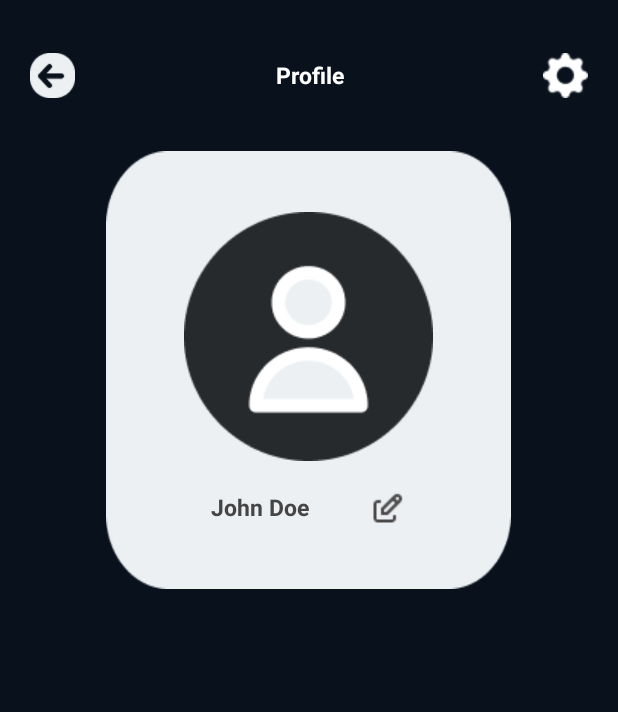
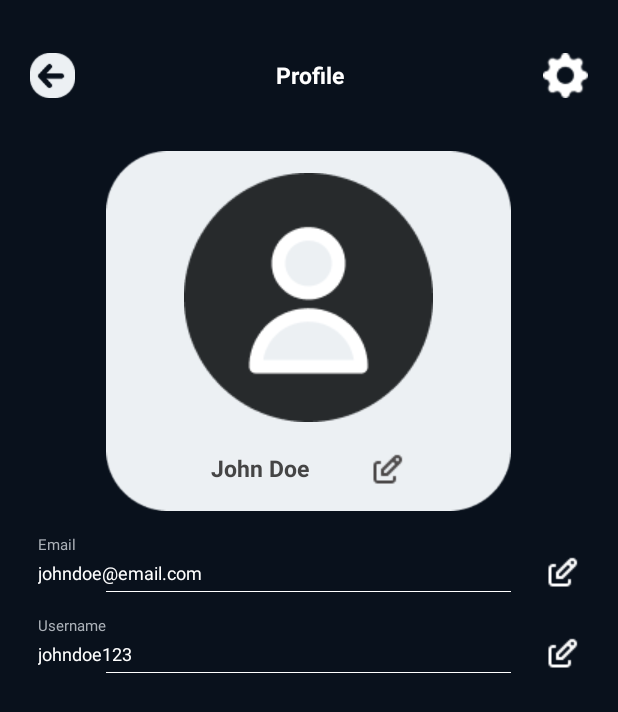
Before and after one commit to Clorkies/LockedIn, an Android app: the screen it shows after launch (ProfileActivity), on a phone screen of 412 x 824 dp. Shown: the top 712 px of the screen. Run offline under Robolectric (Android 15) with nearby library versions, the phone set to English and light mode, and no system bars.

Commit message:
Added funcitonalities

```diff
--- a/app/src/main/AndroidManifest.xml
+++ b/app/src/main/AndroidManifest.xml
@@ -12,6 +12,9 @@
         android:supportsRtl="true"
         android:theme="@style/Theme.LockedIn"
         tools:targetApi="31">
+        <activity
+            android:name=".AboutDevActivity"
+            android:exported="false" />
         <activity
             android:name=".SettingsActivity"
             android:exported="false" />
--- /dev/null
+++ b/app/src/main/java/edu/citu/csit284/lockedin/AboutDevActivity.kt
@@ -0,0 +1,20 @@
+package edu.citu.csit284.lockedin
+
+import android.os.Bundle
+import androidx.activity.enableEdgeToEdge
+import androidx.appcompat.app.AppCompatActivity
+import androidx.core.view.ViewCompat
+import androidx.core.view.WindowInsetsCompat
+
+class AboutDevActivity : AppCompatActivity() {
+    override fun onCreate(savedInstanceState: Bundle?) {
+        super.onCreate(savedInstanceState)
+        enableEdgeToEdge()
+        setContentView(R.layout.activity_about_dev)
+        ViewCompat.setOnApplyWindowInsetsListener(findViewById(R.id.main)) { v, insets ->
+            val systemBars = insets.getInsets(WindowInsetsCompat.Type.systemBars())
+            v.setPadding(systemBars.left, systemBars.top, systemBars.right, systemBars.bottom)
+            insets
+        }
+    }
+}
--- a/app/src/main/java/edu/citu/csit284/lockedin/SettingsActivity.kt
+++ b/app/src/main/java/edu/citu/csit284/lockedin/SettingsActivity.kt
@@ -12,5 +12,8 @@ class SettingsActivity : Activity() {
 
         val btn_back = findViewById<ImageButton>(R.id.button_back)
         btn_back.setOnClickListener {startActivity(Intent(this, ProfileActivity::class.java)) }
+
+        val btn_devs = findViewById<ImageButton>(R.id.button_about_dev)
+        btn_back.setOnClickListener {startActivity(Intent(this, ProfileActivity::class.java)) }
     }
 }
--- /dev/null
+++ b/app/src/main/res/layout/activity_about_dev.xml
@@ -0,0 +1,10 @@
+<?xml version="1.0" encoding="utf-8"?>
+<androidx.constraintlayout.widget.ConstraintLayout xmlns:android="http://schemas.android.com/apk/res/android"
+    xmlns:app="http://schemas.android.com/apk/res-auto"
+    xmlns:tools="http://schemas.android.com/tools"
+    android:id="@+id/main"
+    android:layout_width="match_parent"
+    android:layout_height="match_parent"
+    tools:context=".AboutDevActivity">
+
+</androidx.constraintlayout.widget.ConstraintLayout>
--- a/app/src/main/res/layout/activity_profile.xml
+++ b/app/src/main/res/layout/activity_profile.xml
@@ -59,7 +59,7 @@
 
     <LinearLayout
         android:layout_width="270dp"
-        android:layout_height="wrap_content"
+        android:layout_height="240dp"
         android:background="@drawable/rectangle_rounded"
         android:layout_gravity="center"
         android:gravity="center"
@@ -103,8 +103,110 @@
 
         </LinearLayout>
 
+    </LinearLayout>
+
+    <Space
+        android:layout_width="match_parent"
+        android:layout_height="15dp" />
+
+
+    <TextView
+        android:layout_width="wrap_content"
+        android:layout_height="wrap_content"
+        android:text="Email"
+        android:layout_marginLeft="25dp"
+        android:textColor="@color/faded_blue"
+        android:textStyle="normal"
+        android:textSize="10dp"
+        />
+
+    <LinearLayout
+        android:layout_width="match_parent"
+        android:layout_height="wrap_content"
+        android:orientation="horizontal"
+        android:paddingHorizontal="25dp"
+        android:gravity="center_vertical">
+
+        <TextView
+            android:id="@+id/tv_email"
+            android:layout_width="wrap_content"
+            android:layout_height="wrap_content"
+            android:gravity="start"
+            android:text="@string/email"
+            android:textColor="@color/white"
+            android:textSize="12sp"/>
+
+        <Space
+            android:layout_width="0dp"
+            android:layout_height="match_parent"
+            android:layout_weight="1" />
+
+        <ImageButton
+            android:id="@+id/button_edit_email"
+            android:layout_width="wrap_content"
+            android:layout_height="wrap_content"
+            android:layout_gravity="end"
+            android:background="@drawable/icon_edit_white"/>
 
     </LinearLayout>
 
 
+    <View
+        android:id="@+id/divider1"
+        android:layout_width="270dp"
+        android:layout_height="0.5dp"
+        android:layout_gravity="center"
+        android:background="@color/white" />
+
+    <Space
+        android:layout_width="match_parent"
+        android:layout_height="15dp" />
+
+    <TextView
+        android:layout_width="wrap_content"
+        android:layout_height="wrap_content"
+        android:text="Username"
+        android:layout_marginLeft="25dp"
+        android:textColor="@color/faded_blue"
+        android:textStyle="normal"
+        android:textSize="10dp"
+        />
+
+    <LinearLayout
+        android:layout_width="match_parent"
+        android:layout_height="wrap_content"
+        android:orientation="horizontal"
+        android:paddingHorizontal="25dp"
+        android:gravity="center_vertical">
+
+        <TextView
+            android:id="@+id/tv_username"
+            android:layout_width="wrap_content"
+            android:layout_height="wrap_content"
+            android:gravity="start"
+            android:text="@string/username"
+            android:textColor="@color/white"
+            android:textSize="12sp"/>
+
+        <Space
+            android:layout_width="0dp"
+            android:layout_height="match_parent"
+            android:layout_weight="1" />
+
+        <ImageButton
+            android:id="@+id/button_edit_username"
+            android:layout_width="wrap_content"
+            android:layout_height="wrap_content"
+            android:layout_gravity="end"
+            android:background="@drawable/icon_edit_white"/>
+
+    </LinearLayout>
+
+    <View
+        android:id="@+id/divider2"
+        android:layout_width="270dp"
+        android:layout_height="0.5dp"
+        android:layout_gravity="center"
+        android:background="@color/white" />
+
 </LinearLayout>
--- a/app/src/main/res/layout/activity_settings.xml
+++ b/app/src/main/res/layout/activity_settings.xml
@@ -9,12 +9,15 @@
     android:background="@color/blue"
     android:orientation="vertical">
 
+    <Space
+        android:layout_width="wrap_content"
+        android:layout_height="300dp"/>
+
     <TextView
         android:id="@+id/sampleTxt"
         android:layout_width="match_parent"
         android:layout_height="wrap_content"
         android:text="Settings Page here"
-        android:layout_marginTop="200dp"
         android:textSize="20sp"
         android:textStyle="bold"
         android:textColor="@color/white"
@@ -28,4 +31,13 @@
         android:scaleType="centerCrop"
         android:layout_marginTop="50dp"
         android:layout_gravity="center"/>
+
+    <ImageButton
+        android:id="@+id/button_about_dev"
+        android:layout_width="wrap_content"
+        android:layout_height="wrap_content"
+        android:background="@drawable/btn_developers"
+        android:scaleType="centerCrop"
+        android:layout_marginTop="50dp"
+        android:layout_gravity="center"/>
 </LinearLayout>
--- a/app/src/main/res/values/colors.xml
+++ b/app/src/main/res/values/colors.xml
@@ -10,6 +10,7 @@
 
     <color name="silver">#ECF0F3</color>
     <color name="blue">#09111C</color>
+    <color name="faded_blue">#ABB1B8</color>
     <color name="yellow">#EEA023</color>
     <color name="grey">#454545</color>
 
--- a/app/src/main/res/values/strings.xml
+++ b/app/src/main/res/values/strings.xml
@@ -1,4 +1,6 @@
 <resources>
     <string name="app_name">LockedIn</string>
     <string name="full_name">John Doe</string>
+    <string name="email">johndoe@email.com</string>
+    <string name="username">johndoe123</string>
 </resources>
```
Also changed, not shown: app/src/main/res/drawable/btn_developers.png (added), app/src/main/res/drawable/icon_edit_white.png (added).
